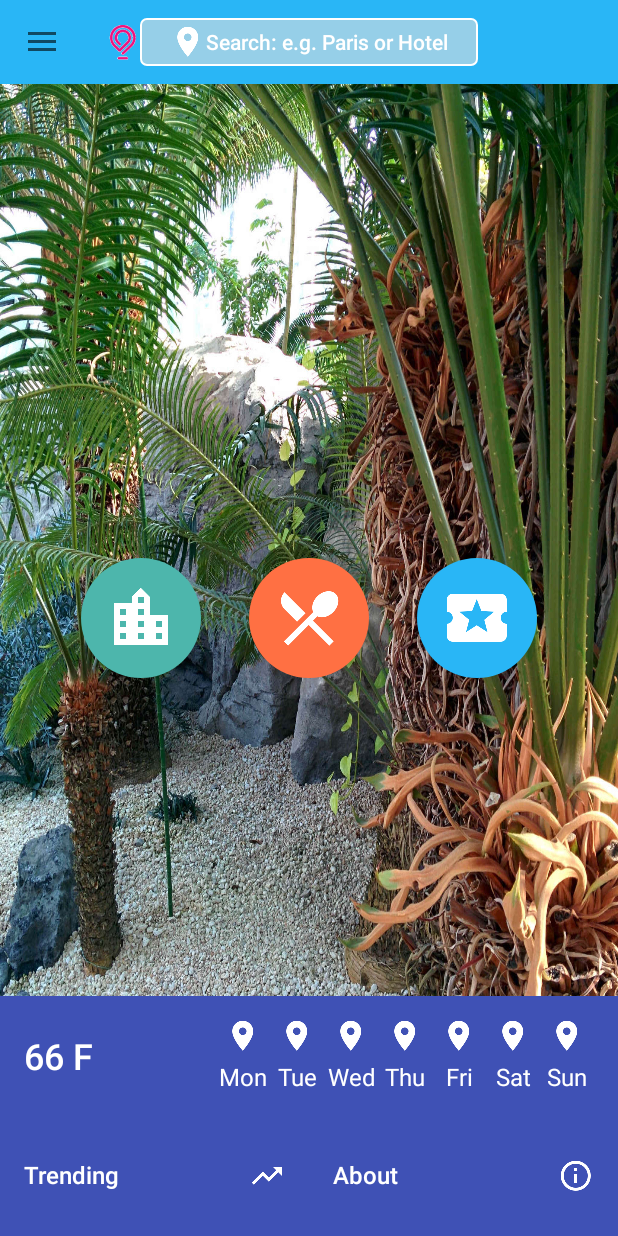
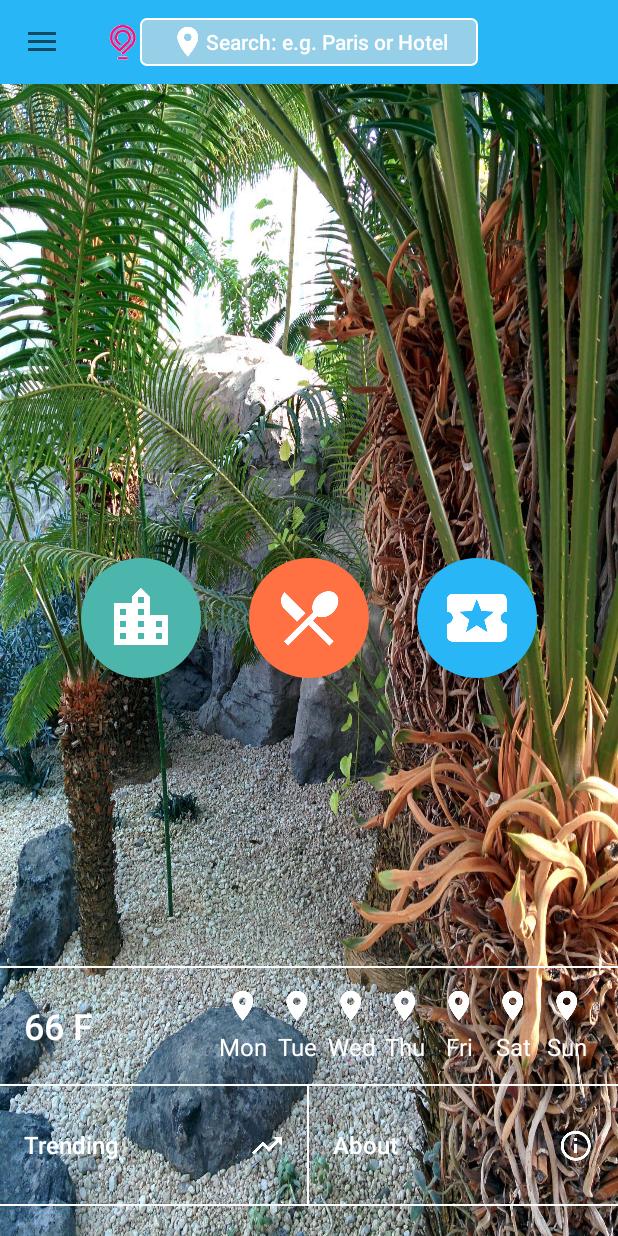
Before and after one commit to steve1rm/gogobot, an Android app: the screen it shows after launch (MainActivity), on a phone screen of 412 x 824 dp. Run offline under Robolectric (Android 15) with nearby library versions, the phone set to English and light mode, and no system bars.

Commit message:
Added white and transparent borders around the gridlayout

```diff
--- /dev/null
+++ b/app/src/main/res/drawable/bottom_border.xml
@@ -0,0 +1,16 @@
+<?xml version="1.0" encoding="utf-8"?>
+<layer-list xmlns:android="http://schemas.android.com/apk/res/android">
+    <item
+        android:bottom="0dp"
+        android:left="-10dp"
+        android:right="-10dp"
+        android:top="-10dp">
+
+        <shape android:shape="rectangle">
+            <stroke
+                android:width="1dp"
+                android:color="@android:color/white" />
+        </shape>
+    </item>
+
+</layer-list>
--- /dev/null
+++ b/app/src/main/res/drawable/bottom_right_border.xml
@@ -0,0 +1,14 @@
+<?xml version="1.0" encoding="utf-8"?>
+<layer-list xmlns:android="http://schemas.android.com/apk/res/android">
+    <item
+        android:bottom="0dp"
+        android:left="-10dp"
+        android:right="0dp"
+        android:top="-10dp">
+        <shape android:shape="rectangle">
+            <stroke
+                android:width="1dp"
+                android:color="@android:color/white" />
+        </shape>
+    </item>
+</layer-list>
--- /dev/null
+++ b/app/src/main/res/drawable/top_bottom_border.xml
@@ -0,0 +1,14 @@
+<?xml version="1.0" encoding="utf-8"?>
+<layer-list xmlns:android="http://schemas.android.com/apk/res/android">
+    <item
+        android:bottom="0dp"
+        android:left="-10dp"
+        android:right="-10dp"
+        android:top="0dp">
+        <shape android:shape="rectangle">
+            <stroke
+                android:width="1dp"
+                android:color="@android:color/white" />
+        </shape>
+    </item>
+</layer-list>
--- a/app/src/main/res/layout/about.xml
+++ b/app/src/main/res/layout/about.xml
@@ -8,7 +8,7 @@
     android:paddingLeft="16dp"
     android:paddingEnd="16dp"
     android:paddingRight="16dp"
-    android:background="@color/colorPrimary">
+    android:background="@drawable/bottom_border">
 
     <TextView
         android:layout_width="wrap_content"
--- a/app/src/main/res/layout/fragment_main.xml
+++ b/app/src/main/res/layout/fragment_main.xml
@@ -53,6 +53,7 @@
         <android.support.v7.widget.GridLayout
             android:layout_width="match_parent"
             android:layout_height="wrap_content"
+            android:layout_marginBottom="20dp"
             android:layout_alignParentBottom="true"
             app:columnCount="2"
             app:rowCount="2">
@@ -74,7 +75,6 @@
                 android:layout_height="80dp"
                 android:layout_width="0dp"
                 app:layout_columnWeight="1"/>
-
         </android.support.v7.widget.GridLayout>
 
     </RelativeLayout>
--- a/app/src/main/res/layout/trending.xml
+++ b/app/src/main/res/layout/trending.xml
@@ -8,7 +8,7 @@
     android:paddingLeft="16dp"
     android:paddingEnd="16dp"
     android:paddingRight="16dp"
-    android:background="@color/colorPrimary">
+    android:background="@drawable/bottom_right_border">
 
     <TextView
         android:layout_width="match_parent"
--- a/app/src/main/res/layout/weather.xml
+++ b/app/src/main/res/layout/weather.xml
@@ -3,7 +3,7 @@
     xmlns:android="http://schemas.android.com/apk/res/android"
     android:layout_width="match_parent"
     android:layout_height="80dp"
-    android:background="@color/colorPrimary"
+    android:background="@drawable/top_bottom_border"
     android:orientation="horizontal"
     android:paddingEnd="16dp"
     android:paddingLeft="16dp"
--- a/app/src/main/res/values/colors.xml
+++ b/app/src/main/res/values/colors.xml
@@ -4,6 +4,7 @@
     <color name="colorPrimaryDark">#303F9F</color>
     <color name="colorAccent">#FF4081</color>
 
+    <color name="transparent">@android:color/transparent</color>
     <color name="colorBackground">#993F51B5</color>
     <!-- Deep Orange 400 -->
     <color name="colorEat">#ff7043</color>
```
